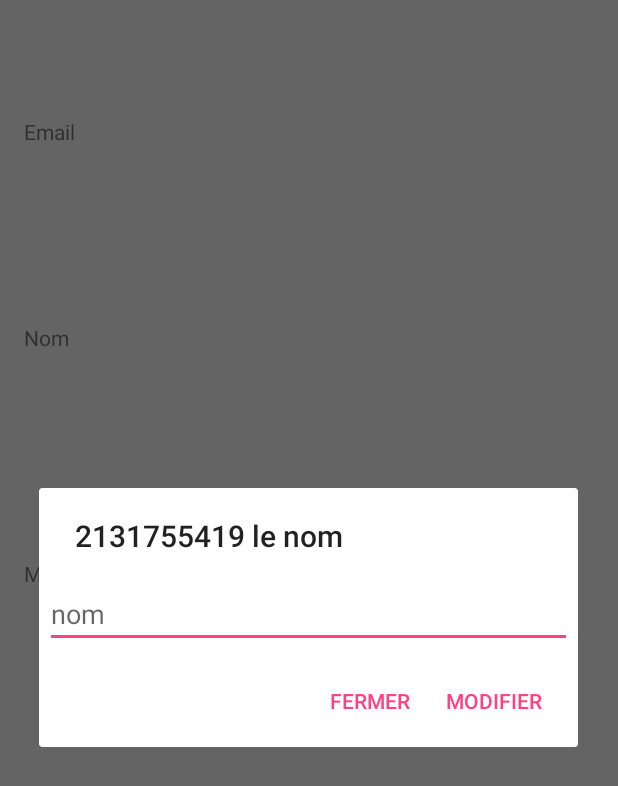
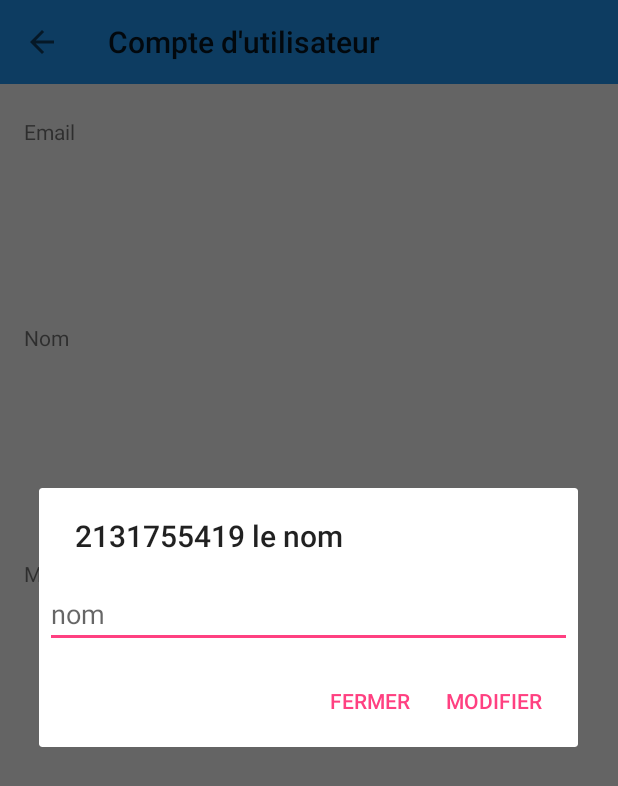
Before and after one commit to TravelCompanion/TravelCompanion, an Android app: the ParametreActivity screen opened directly, with no data from a screen before it, after a tap on "Nom", on a phone screen of 412 x 824 dp. Shown: the top 786 px of the screen. Run offline under Robolectric (Android 15) with nearby library versions, the light colour scheme and no system bars.

Commit message:
ajout du bouton retour pour compte

```diff
--- a/TravelCompanionApp/app/src/main/AndroidManifest.xml
+++ b/TravelCompanionApp/app/src/main/AndroidManifest.xml
@@ -52,7 +52,9 @@
         <activity
             android:name=".ParametreActivity"
             android:label="@string/title_compte"
-            android:theme="@style/AppTheme.NoActionBar" />
+            android:theme="@style/AppTheme.NoActionBar"
+            android:parentActivityName="com.example.voyage.travelcompanionapp.ProfilActivity"/>
+
         <activity
             android:name=".ProfilActivity"
             android:label="@string/title_profil"
--- a/TravelCompanionApp/app/src/main/java/com/example/voyage/travelcompanionapp/MapsActivity.java
+++ b/TravelCompanionApp/app/src/main/java/com/example/voyage/travelcompanionapp/MapsActivity.java
@@ -109,7 +109,7 @@ public class MapsActivity extends AppCompatActivity implements GoogleApiClient.C
         // emailname
         emailname = userSession.get(session.KEY_EMAIL);
 
-        Toast.makeText(getApplicationContext(), "vous etes connecté: " + session.isLoggedIn(), Toast.LENGTH_LONG).show();
+        Log.d("RéponseConnexion","vous etes connecté: " + session.isLoggedIn());
         // Obtain the SupportMapFragment and get notified when the map is ready to be used.
         SupportMapFragment mapFragment = (SupportMapFragment) getSupportFragmentManager()
                 .findFragmentById(R.id.map);
@@ -193,6 +193,9 @@ public class MapsActivity extends AppCompatActivity implements GoogleApiClient.C
                             if (location != null) {
                                 Log.d("GPS Activé", "Latitude " + location.getLatitude() + " et longitude " + location.getLongitude());
                                 appliuser = new ApliUser (session.appuser.getId(),new CoordinatesDouble(new double[]{location.getLatitude(),location.getLongitude()}),session.appuser.getPreferences());
+                                appliuser.setEmail(session.appuser.getEmail());
+                                appliuser.setUsername(session.appuser.getUsername());
+
                                 session.appuser = appliuser;
                             }
                         }
--- a/TravelCompanionApp/app/src/main/java/com/example/voyage/travelcompanionapp/MonumentActivity.java
+++ b/TravelCompanionApp/app/src/main/java/com/example/voyage/travelcompanionapp/MonumentActivity.java
@@ -202,7 +202,7 @@ public class MonumentActivity extends AppCompatActivity implements NavigationVie
         appuserIa.setPass(session.appuser.getPass());
         appuserIa.setFriends(session.appuser.getFriends());
         session.appuser=appuserIa;
-        Log.d("IAuserPreference_user",String.valueOf(Session.appuser.getPreferences()));
+        Log.d("IAuserPreference_user",String.valueOf(session.appuser.getPreferences()));
         //Session.appuser.set
     }
 
--- a/TravelCompanionApp/app/src/main/java/com/example/voyage/travelcompanionapp/ParametreActivity.java
+++ b/TravelCompanionApp/app/src/main/java/com/example/voyage/travelcompanionapp/ParametreActivity.java
@@ -3,8 +3,10 @@ package com.example.voyage.travelcompanionapp;
 
 import android.content.DialogInterface;
 import android.os.Bundle;
+import android.support.v7.app.ActionBar;
 import android.support.v7.app.AlertDialog;
 import android.support.v7.app.AppCompatActivity;
+import android.support.v7.widget.Toolbar;
 import android.util.Log;
 import android.view.LayoutInflater;
 import android.view.View;
@@ -16,6 +18,8 @@ public class ParametreActivity extends AppCompatActivity implements View.OnClick
     TextView text_email;
     TextView text_nom;
     TextView text_mdp;
+    Toolbar toolbar;
+
 
 
 
@@ -27,9 +31,16 @@ public class ParametreActivity extends AppCompatActivity implements View.OnClick
         setContentView(R.layout.activity_parametre);
         text_email = (TextView) findViewById(R.id.email_edit_user);
         text_nom= (TextView) findViewById(R.id.nom_edit_user);
+        toolbar = (Toolbar) findViewById(R.id.toolbar_parametre_compte);
+
 
         text_email.setOnClickListener(ParametreActivity.this);
+        setSupportActionBar(toolbar);
+        ActionBar actionBar = getSupportActionBar();
+        actionBar.setDisplayHomeAsUpEnabled(true);
+
     }
+
 
     @Override
     public void onClick(View v) {
--- a/TravelCompanionApp/app/src/main/res/layout/activity_parametre.xml
+++ b/TravelCompanionApp/app/src/main/res/layout/activity_parametre.xml
@@ -8,6 +8,14 @@
     tools:context="com.example.voyage.travelcompanionapp.ParametreActivity"
     tools:layout_editor_absoluteY="81dp"
     tools:layout_editor_absoluteX="0dp">
+
+    <android.support.v7.widget.Toolbar
+        android:id="@+id/toolbar_parametre_compte"
+        android:minHeight="?attr/actionBarSize"
+        android:background="#2196F3"
+        android:layout_width="match_parent"
+        android:layout_height="wrap_content">
+    </android.support.v7.widget.Toolbar>
 
     <TextView
         android:id="@+id/nom_edit_user"
```
